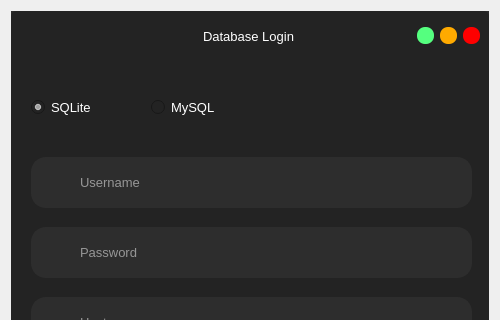
Before: the Qt Designer form frontend/database.ui in Android-Jester/iAttend, drawn with Qt 5; both pictures show x 0 to 500 and y 0 to 320 of the 500 by 700 pixel window.
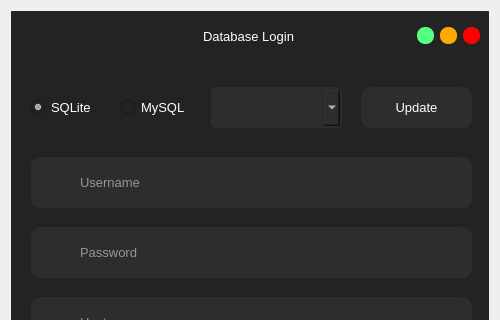
After: the same form once the commit is applied. Icons and pictures are not drawn.

```diff
--- a/frontend/database.ui
+++ b/frontend/database.ui
@@ -276,7 +276,7 @@
              <string notr="true">QLineEdit{
 	color: rgb(255, 255, 255);
 	border: 2px solid  rgb(45, 45, 45);
-	border-radius:15px;
+	border-radius:10px;
 	padding-left: 45px;
 }
 
@@ -335,7 +335,7 @@
              <string notr="true">QLineEdit{
 	color: rgb(255, 255, 255);
 	border: 2px solid  rgb(45, 45, 45);
-	border-radius:15px;
+	border-radius:10px;
 	padding-left: 45px;
 }
 
@@ -397,7 +397,7 @@
              <string notr="true">QLineEdit{
 	color: rgb(255, 255, 255);
 	border: 2px solid  rgb(45, 45, 45);
-	border-radius:15px;
+	border-radius:10px;
 	padding-left: 45px;
 }
 
@@ -456,7 +456,7 @@
              <string notr="true">QLineEdit{
 	color: rgb(255, 255, 255);
 	border: 2px solid  rgb(45, 45, 45);
-	border-radius:15px;
+	border-radius:10px;
 	padding-left: 45px;
 }
 
@@ -643,7 +643,7 @@
              <string notr="true">QLineEdit{
 	color: rgb(255, 255, 255);
 	border: 2px solid  rgb(45, 45, 45);
-	border-radius:15px;
+	border-radius:10px;
 	padding-left: 45px;
 }
 
@@ -686,7 +686,7 @@
              <rect>
               <x>20</x>
               <y>40</y>
-              <width>95</width>
+              <width>71</width>
               <height>20</height>
              </rect>
             </property>
@@ -711,9 +711,9 @@
            <widget class="QRadioButton" name="mysql">
             <property name="geometry">
              <rect>
-              <x>140</x>
+              <x>110</x>
               <y>40</y>
-              <width>95</width>
+              <width>81</width>
               <height>20</height>
              </rect>
             </property>
@@ -732,6 +732,91 @@
              <string>MySQL</string>
             </property>
            </widget>
+           <widget class="QComboBox" name="comboBox">
+            <property name="geometry">
+             <rect>
+              <x>200</x>
+              <y>30</y>
+              <width>131</width>
+              <height>41</height>
+             </rect>
+            </property>
+            <property name="minimumSize">
+             <size>
+              <width>0</width>
+              <height>41</height>
+             </size>
+            </property>
+            <property name="maximumSize">
+             <size>
+              <width>16777215</width>
+              <height>38</height>
+             </size>
+            </property>
+            <property name="font">
+             <font>
+              <pointsize>10</pointsize>
+             </font>
+            </property>
+            <property name="styleSheet">
+             <string notr="true">QComboBox{
+	color: rgb(255, 255, 255);
+	border: 2px solid rgb(45, 45, 45);
+	padding-left:10px;
+	border-radius: 5px;
+}</string>
+            </property>
+            <property name="frame">
+             <bool>false</bool>
+            </property>
+           </widget>
+           <widget class="QPushButton" name="btn_update_con_properties">
+            <property name="geometry">
+             <rect>
+              <x>350</x>
+              <y>30</y>
+              <width>111</width>
+              <height>41</height>
+             </rect>
+            </property>
+            <property name="font">
+             <font>
+              <pointsize>10</pointsize>
+             </font>
+            </property>
+            <property name="styleSheet">
+             <string notr="true">QPushButton{
+	color: rgb(255, 255, 255);
+	background-color: rgb(45, 45, 45);
+	border:none;
+	border-radius: 10px;
+}
+
+QPushButton:hover{
+	border-radius: 20px;
+}
+
+QPushButton:pressed{
+	border: 2px solid rgb(255,255,255);	
+}</string>
+            </property>
+            <property name="text">
+             <string>Update</string>
+            </property>
+            <property name="icon">
+             <iconset resource="../resource/asset.qrc">
+              <normaloff>:/icons/asset/repeat.svg</normaloff>:/icons/asset/repeat.svg</iconset>
+            </property>
+            <property name="iconSize">
+             <size>
+              <width>30</width>
+              <height>30</height>
+             </size>
+            </property>
+            <property name="flat">
+             <bool>true</bool>
+            </property>
+           </widget>
           </widget>
          </item>
         </layout>
```
